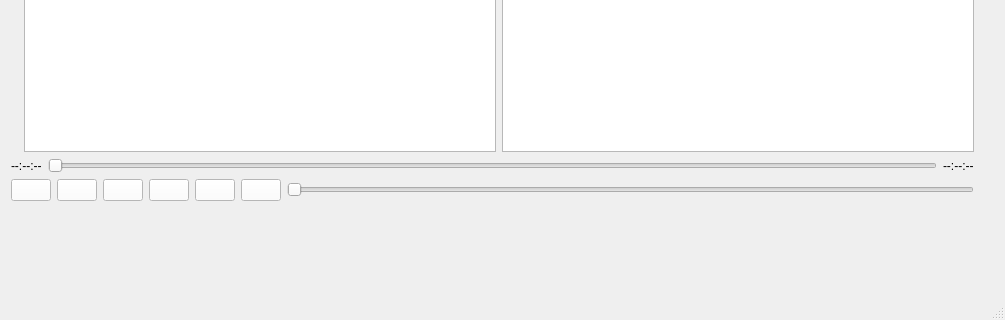
This is client/mainwindow.ui in CryptoPooki/projet_IHM_2 as Qt 5 draws it before an edit; both pictures show x 0 to 1005 and y 298 to 618 of the 1005 by 618 pixel window. The edited form follows.
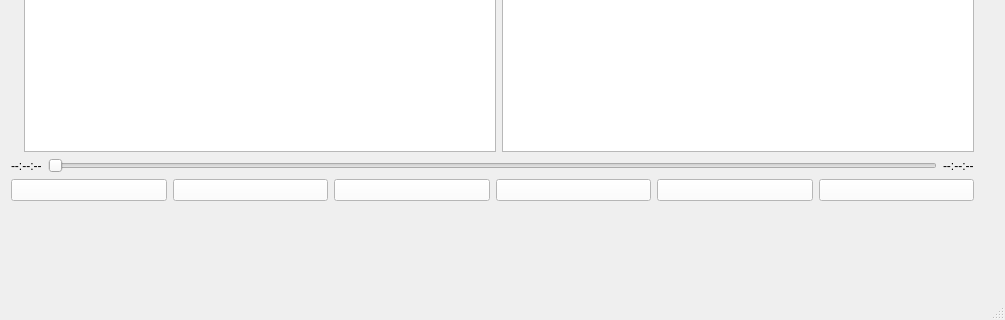
This is the edited form.

Commit message: Super Widget de son qui claque sa mère !!! -> Il ne reste plus qu'à le connecter.

What changed in the file:
```diff
--- a/client/mainwindow.ui
+++ b/client/mainwindow.ui
@@ -162,11 +162,11 @@
         </widget>
        </item>
        <item>
-        <widget class="QSlider" name="Volume">
-         <property name="orientation">
-          <enum>Qt::Horizontal</enum>
+        <layout class="QVBoxLayout" name="Volume">
+         <property name="rightMargin">
+          <number>0</number>
          </property>
-        </widget>
+        </layout>
        </item>
       </layout>
      </item>
```
The commit also changes 4 other files.
